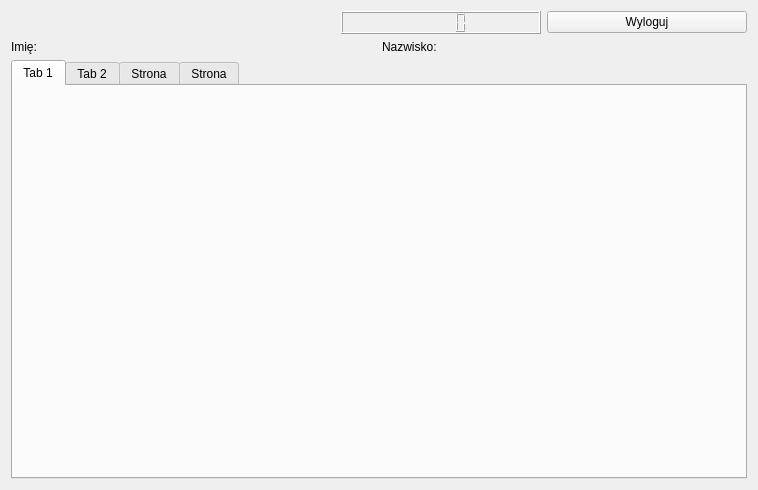
Old version of the form qtdatabase/prowadzacyokno.ui in the repository pmazurek300/QtDatabase.
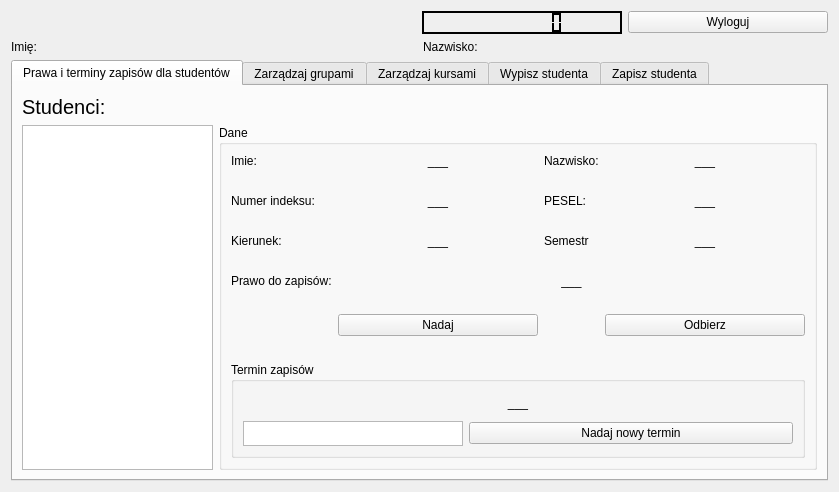
New version of the form. The open tabs and pages were chosen to show the change.

What changed in the file:
```diff
--- a/qtdatabase/prowadzacyokno.ui
+++ b/qtdatabase/prowadzacyokno.ui
@@ -6,8 +6,8 @@
    <rect>
     <x>0</x>
     <y>0</y>
-    <width>758</width>
-    <height>490</height>
+    <width>839</width>
+    <height>492</height>
    </rect>
   </property>
   <property name="windowTitle">
@@ -43,6 +43,451 @@
          <height>16777215</height>
         </size>
        </property>
+       <property name="palette">
+        <palette>
+         <active>
+          <colorrole role="WindowText">
+           <brush brushstyle="SolidPattern">
+            <color alpha="255">
+             <red>255</red>
+             <green>255</green>
+             <blue>255</blue>
+            </color>
+           </brush>
+          </colorrole>
+          <colorrole role="Button">
+           <brush brushstyle="SolidPattern">
+            <color alpha="255">
+             <red>0</red>
+             <green>0</green>
+             <blue>0</blue>
+            </color>
+           </brush>
+          </colorrole>
+          <colorrole role="Light">
+           <brush brushstyle="SolidPattern">
+            <color alpha="255">
+             <red>0</red>
+             <green>0</green>
+             <blue>0</blue>
+            </color>
+           </brush>
+          </colorrole>
+          <colorrole role="Midlight">
+           <brush brushstyle="SolidPattern">
+            <color alpha="255">
+             <red>0</red>
+             <green>0</green>
+             <blue>0</blue>
+            </color>
+           </brush>
+          </colorrole>
+          <colorrole role="Dark">
+           <brush brushstyle="SolidPattern">
+            <color alpha="255">
+             <red>0</red>
+             <green>0</green>
+             <blue>0</blue>
+            </color>
+           </brush>
+          </colorrole>
+          <colorrole role="Mid">
+           <brush brushstyle="SolidPattern">
+            <color alpha="255">
+             <red>0</red>
+             <green>0</green>
+             <blue>0</blue>
+            </color>
+           </brush>
+          </colorrole>
+          <colorrole role="Text">
+           <brush brushstyle="SolidPattern">
+            <color alpha="255">
+             <red>0</red>
+             <green>0</green>
+             <blue>0</blue>
+            </color>
+           </brush>
+          </colorrole>
+          <colorrole role="BrightText">
+           <brush brushstyle="SolidPattern">
+            <color alpha="255">
+             <red>0</red>
+             <green>0</green>
+             <blue>0</blue>
+            </color>
+           </brush>
+          </colorrole>
+          <colorrole role="ButtonText">
+           <brush brushstyle="SolidPattern">
+            <color alpha="255">
+             <red>0</red>
+             <green>0</green>
+             <blue>0</blue>
+            </color>
+           </brush>
+          </colorrole>
+          <colorrole role="Base">
+           <brush brushstyle="SolidPattern">
+            <color alpha="255">
+             <red>0</red>
+             <green>0</green>
+             <blue>0</blue>
+            </color>
+           </brush>
+          </colorrole>
+          <colorrole role="Window">
+           <brush brushstyle="SolidPattern">
+            <color alpha="255">
+             <red>0</red>
+             <green>0</green>
+             <blue>0</blue>
+            </color>
+           </brush>
+          </colorrole>
+          <colorrole role="Shadow">
+           <brush brushstyle="SolidPattern">
+            <color alpha="255">
+             <red>0</red>
+             <green>0</green>
+             <blue>0</blue>
+            </color>
+           </brush>
+          </colorrole>
+          <colorrole role="AlternateBase">
+           <brush brushstyle="SolidPattern">
+            <color alpha="255">
+             <red>0</red>
+             <green>0</green>
+             <blue>0</blue>
+            </color>
+           </brush>
+          </colorrole>
+          <colorrole role="ToolTipBase">
+           <brush brushstyle="SolidPattern">
+            <color alpha="255">
+             <red>0</red>
+             <green>0</green>
+             <blue>0</blue>
+            </color>
+           </brush>
+          </colorrole>
+          <colorrole role="ToolTipText">
+           <brush brushstyle="SolidPattern">
+            <color alpha="255">
+             <red>0</red>
+             <green>0</green>
+             <blue>0</blue>
+            </color>
+           </brush>
+          </colorrole>
+          <colorrole role="PlaceholderText">
+           <brush brushstyle="SolidPattern">
+            <color alpha="128">
+             <red>0</red>
+             <green>0</green>
+             <blue>0</blue>
+            </color>
+           </brush>
+          </colorrole>
+         </active>
+         <inactive>
+          <colorrole role="WindowText">
+           <brush brushstyle="SolidPattern">
+            <color alpha="255">
+             <red>255</red>
+             <green>255</green>
+             <blue>255</blue>
+            </color>
+           </brush>
+          </colorrole>
+          <colorrole role="Button">
+           <brush brushstyle="SolidPattern">
+            <color alpha="255">
+             <red>0</red>
+             <green>0</green>
+             <blue>0</blue>
+            </color>
+           </brush>
+          </colorrole>
+          <colorrole role="Light">
+           <brush brushstyle="SolidPattern">
+            <color alpha="255">
+             <red>0</red>
+             <green>0</green>
+             <blue>0</blue>
+            </color>
+           </brush>
+          </colorrole>
+          <colorrole role="Midlight">
+           <brush brushstyle="SolidPattern">
+            <color alpha="255">
+             <red>0</red>
+             <green>0</green>
+             <blue>0</blue>
+            </color>
+           </brush>
+          </colorrole>
+          <colorrole role="Dark">
+           <brush brushstyle="SolidPattern">
+            <color alpha="255">
+             <red>0</red>
+             <green>0</green>
+             <blue>0</blue>
+            </color>
+           </brush>
+          </colorrole>
+          <colorrole role="Mid">
+           <brush brushstyle="SolidPattern">
+            <color alpha="255">
+             <red>0</red>
+             <green>0</green>
+             <blue>0</blue>
+            </color>
+           </brush>
+          </colorrole>
+          <colorrole role="Text">
+           <brush brushstyle="SolidPattern">
+            <color alpha="255">
+             <red>0</red>
+             <green>0</green>
+             <blue>0</blue>
+            </color>
+           </brush>
+          </colorrole>
+          <colorrole role="BrightText">
+           <brush brushstyle="SolidPattern">
+            <color alpha="255">
+             <red>0</red>
+             <green>0</green>
+             <blue>0</blue>
+            </color>
+           </brush>
+          </colorrole>
+          <colorrole role="ButtonText">
+           <brush brushstyle="SolidPattern">
+            <color alpha="255">
+             <red>0</red>
+             <green>0</green>
+             <blue>0</blue>
+            </color>
+           </brush>
+          </colorrole>
+          <colorrole role="Base">
+           <brush brushstyle="SolidPattern">
+            <color alpha="255">
+             <red>0</red>
+             <green>0</green>
+             <blue>0</blue>
+            </color>
+           </brush>
+          </colorrole>
+          <colorrole role="Window">
+           <brush brushstyle="SolidPattern">
+            <color alpha="255">
+             <red>0</red>
+             <green>0</green>
+             <blue>0</blue>
+            </color>
+           </brush>
+          </colorrole>
+          <colorrole role="Shadow">
+           <brush brushstyle="SolidPattern">
+            <color alpha="255">
+             <red>0</red>
+             <green>0</green>
+             <blue>0</blue>
+            </color>
+           </brush>
+          </colorrole>
+          <colorrole role="AlternateBase">
+           <brush brushstyle="SolidPattern">
+            <color alpha="255">
+             <red>0</red>
+             <green>0</green>
+             <blue>0</blue>
+            </color>
+           </brush>
+          </colorrole>
+          <colorrole role="ToolTipBase">
+           <brush brushstyle="SolidPattern">
+            <color alpha="255">
+             <red>0</red>
+             <green>0</green>
+             <blue>0</blue>
+            </color>
+           </brush>
+          </colorrole>
+          <colorrole role="ToolTipText">
+           <brush brushstyle="SolidPattern">
+            <color alpha="255">
+             <red>0</red>
+             <green>0</green>
+             <blue>0</blue>
+            </color>
+           </brush>
+          </colorrole>
+          <colorrole role="PlaceholderText">
+           <brush brushstyle="SolidPattern">
+            <color alpha="128">
+             <red>0</red>
+             <green>0</green>
+             <blue>0</blue>
+            </color>
+           </brush>
+          </colorrole>
+         </inactive>
+         <disabled>
+          <colorrole role="WindowText">
+           <brush brushstyle="SolidPattern">
+            <color alpha="255">
+             <red>0</red>
+             <green>0</green>
+             <blue>0</blue>
+            </color>
+           </brush>
+          </colorrole>
+          <colorrole role="Button">
+           <brush brushstyle="SolidPattern">
+            <color alpha="255">
+             <red>0</red>
+             <green>0</green>
+             <blue>0</blue>
+            </color>
+           </brush>
+          </colorrole>
+          <colorrole role="Light">
+           <brush brushstyle="SolidPattern">
+            <color alpha="255">
+             <red>0</red>
+             <green>0</green>
+             <blue>0</blue>
+            </color>
+           </brush>
+          </colorrole>
+          <colorrole role="Midlight">
+           <brush brushstyle="SolidPattern">
+            <color alpha="255">
+             <red>0</red>
+             <green>0</green>
+             <blue>0</blue>
+            </color>
+           </brush>
+          </colorrole>
+          <colorrole role="Dark">
+           <brush brushstyle="SolidPattern">
+            <color alpha="255">
+             <red>0</red>
+             <green>0</green>
+             <blue>0</blue>
+            </color>
+           </brush>
+          </colorrole>
+          <colorrole role="Mid">
+           <brush brushstyle="SolidPattern">
+            <color alpha="255">
+             <red>0</red>
+             <green>0</green>
+             <blue>0</blue>
+            </color>
+           </brush>
+          </colorrole>
+          <colorrole role="Text">
+           <brush brushstyle="SolidPattern">
+            <color alpha="255">
+             <red>0</red>
+             <green>0</green>
+             <blue>0</blue>
+            </color>
+           </brush>
+          </colorrole>
+          <colorrole role="BrightText">
+           <brush brushstyle="SolidPattern">
+            <color alpha="255">
+             <red>0</red>
+             <green>0</green>
+             <blue>0</blue>
+            </color>
+           </brush>
+          </colorrole>
+          <colorrole role="ButtonText">
+           <brush brushstyle="SolidPattern">
+            <color alpha="255">
+             <red>0</red>
+             <green>0</green>
+             <blue>0</blue>
+            </color>
+           </brush>
+          </colorrole>
+          <colorrole role="Base">
+           <brush brushstyle="SolidPattern">
+            <color alpha="255">
+             <red>0</red>
+             <green>0</green>
+             <blue>0</blue>
+            </color>
+           </brush>
+          </colorrole>
+          <colorrole role="Window">
+           <brush brushstyle="SolidPattern">
+            <color alpha="255">
+             <red>0</red>
+             <green>0</green>
+             <blue>0</blue>
+            </color>
+           </brush>
+          </colorrole>
+          <colorrole role="Shadow">
+           <brush brushstyle="SolidPattern">
+            <color alpha="255">
+             <red>0</red>
+             <green>0</green>
+             <blue>0</blue>
+            </color>
+           </brush>
+          </colorrole>
+          <colorrole role="AlternateBase">
+           <brush brushstyle="SolidPattern">
+            <color alpha="255">
+             <red>0</red>
+             <green>0</green>
+             <blue>0</blue>
+            </color>
+           </brush>
+          </colorrole>
+          <colorrole role="ToolTipBase">
+           <brush brushstyle="SolidPattern">
+            <color alpha="255">
+             <red>0</red>
+             <green>0</green>
+             <blue>0</blue>
+            </color>
+           </brush>
+          </colorrole>
+          <colorrole role="ToolTipText">
+           <brush brushstyle="SolidPattern">
+            <color alpha="255">
+             <red>0</red>
+             <green>0</green>
+             <blue>0</blue>
+            </color>
+           </brush>
+          </colorrole>
+          <colorrole role="PlaceholderText">
+           <brush brushstyle="SolidPattern">
+            <color alpha="128">
+             <red>255</red>
+             <green>255</green>
+             <blue>255</blue>
+            </color>
+           </brush>
+          </colorrole>
+         </disabled>
+        </palette>
+       </property>
+       <property name="digitCount">
+        <number>8</number>
+       </property>
       </widget>
      </item>
      <item>
@@ -78,22 +523,333 @@
        </property>
        <widget class="QWidget" name="prawaTerminy">
         <attribute name="title">
-         <string>Tab 1</string>
+         <string>Prawa i terminy zapisów dla studentów</string>
         </attribute>
+        <layout class="QGridLayout" name="gridLayout_3">
+         <item row="0" column="0">
+          <widget class="QLabel" name="label">
+           <property name="font">
+            <font>
+             <pointsize>15</pointsize>
+            </font>
+           </property>
+           <property name="text">
+            <string>Studenci:</string>
+           </property>
+           <property name="scaledContents">
+            <bool>false</bool>
+           </property>
+          </widget>
+         </item>
+         <item row="1" column="0">
+          <widget class="QListWidget" name="listastudentow">
+           <property name="maximumSize">
+            <size>
+             <width>300</width>
+             <height>16777215</height>
+            </size>
+           </property>
+          </widget>
+         </item>
+         <item row="1" column="1">
+          <widget class="QGroupBox" name="groupBox">
+           <property name="title">
+            <string>Dane</string>
+           </property>
+           <layout class="QGridLayout" name="gridLayout_2">
+            <item row="5" column="3">
+             <widget class="QLabel" name="semestrL">
+              <property name="text">
+               <string>___</string>
+              </property>
+              <property name="alignment">
+               <set>Qt::AlignCenter</set>
+              </property>
+             </widget>
+            </item>
+            <item row="1" column="2">
+             <spacer name="horizontalSpacer_2">
+              <property name="orientation">
+               <enum>Qt::Horizontal</enum>
+              </property>
+              <property name="sizeHint" stdset="0">
+               <size>
+                <width>40</width>
+                <height>20</height>
+               </size>
+              </property>
+             </spacer>
+            </item>
+            <item row="9" column="1">
+             <widget class="QPushButton" name="pushButton">
+              <property name="minimumSize">
+               <size>
+                <width>200</width>
+                <height>0</height>
+               </size>
+              </property>
+              <property name="text">
+               <string>Nadaj</string>
+              </property>
+             </widget>
+            </item>
+            <item row="7" column="1" colspan="3">
+             <widget class="QLabel" name="prawoL">
+              <property name="layoutDirection">
+               <enum>Qt::LeftToRight</enum>
+              </property>
+              <property name="text">
+               <string>___</string>
+              </property>
+              <property name="alignment">
+               <set>Qt::AlignCenter</set>
+              </property>
+             </widget>
+            </item>
+            <item row="3" column="0">
+             <widget class="QLabel" name="label_4">
+              <property name="text">
+               <string>Numer indeksu:</string>
+              </property>
+             </widget>
+            </item>
+            <item row="4" column="2">
+             <spacer name="horizontalSpacer_3">
+              <property name="orientation">
+               <enum>Qt::Horizontal</enum>
+              </property>
+              <property name="sizeHint" stdset="0">
+               <size>
+                <width>40</width>
+                <height>20</height>
+               </size>
+              </property>
+             </spacer>
+            </item>
+            <item row="5" column="2">
+             <widget class="QLabel" name="label_7">
+              <property name="text">
+               <string>Semestr</string>
+              </property>
+             </widget>
+            </item>
+            <item row="5" column="1">
+             <widget class="QLabel" name="kierunekL">
+              <property name="text">
+               <string>___</string>
+              </property>
+              <property name="alignment">
+               <set>Qt::AlignCenter</set>
+              </property>
+             </widget>
+            </item>
+            <item row="6" column="2">
+             <spacer name="horizontalSpacer_4">
+              <property name="orientation">
+               <enum>Qt::Horizontal</enum>
+              </property>
+              <property name="sizeHint" stdset="0">
+               <size>
+                <width>40</width>
+                <height>20</height>
+               </size>
+              </property>
+             </spacer>
+            </item>
+            <item row="3" column="3">
+             <widget class="QLabel" name="peselL">
+              <property name="text">
+               <string>___</string>
+              </property>
+              <property name="alignment">
+               <set>Qt::AlignCenter</set>
+              </property>
+             </widget>
+            </item>
+            <item row="11" column="0" colspan="4">
+             <widget class="QGroupBox" name="groupBox_2">
+              <property name="maximumSize">
+               <size>
+                <width>16777215</width>
+                <height>300</height>
+               </size>
+              </property>
+              <property name="title">
+               <string>Termin zapisów</string>
+              </property>
+              <layout class="QGridLayout" name="gridLayout_4">
+               <item row="0" column="0" colspan="2">
+                <widget class="QLabel" name="terminL">
+                 <property name="text">
+                  <string>___</string>
+                 </property>
+                 <property name="alignment">
+                  <set>Qt::AlignCenter</set>
+                 </property>
+                </widget>
+               </item>
+               <item row="1" column="1">
+                <widget class="QPushButton" name="pushButton_3">
+                 <property name="text">
+                  <string>Nadaj nowy termin</string>
+                 </property>
+                </widget>
+               </item>
+               <item row="1" column="0">
+                <widget class="QTextEdit" name="textedit">
+                 <property name="maximumSize">
+                  <size>
+                   <width>220</width>
+                   <height>25</height>
+                  </size>
+                 </property>
+                 <property name="placeholderText">
+                  <string/>
+                 </property>
+                </widget>
+               </item>
+              </layout>
+             </widget>
+            </item>
+            <item row="0" column="1">
+             <widget class="QLabel" name="imieL">
+              <property name="text">
+               <string>___</string>
+              </property>
+              <property name="alignment">
+               <set>Qt::AlignCenter</set>
+              </property>
+             </widget>
+            </item>
+            <item row="5" column="0">
+             <widget class="QLabel" name="label_6">
+              <property name="text">
+               <string>Kierunek:</string>
+              </property>
+             </widget>
+            </item>
+            <item row="0" column="2">
+             <widget class="QLabel" name="label_3">
+              <property name="text">
+               <string>Nazwisko:</string>
+              </property>
+             </widget>
+            </item>
+            <item row="0" column="0">
+             <widget class="QLabel" name="label_2">
+              <property name="text">
+               <string>Imie:</string>
+              </property>
+             </widget>
+            </item>
+            <item row="7" column="0">
+             <widget class="QLabel" name="label_8">
+              <property name="text">
+               <string>Prawo do zapisów:</string>
+              </property>
+             </widget>
+            </item>
+            <item row="9" column="3">
+             <widget class="QPushButton" name="pushButton_2">
+              <property name="minimumSize">
+               <size>
+                <width>200</width>
+                <height>0</height>
+               </size>
+              </property>
+              <property name="maximumSize">
+               <size>
+                <width>200</width>
+                <height>16777215</height>
+               </size>
+              </property>
+              <property name="text">
+               <string>Odbierz</string>
+              </property>
+             </widget>
+            </item>
+            <item row="0" column="3">
+             <widget class="QLabel" name="nazwiskoL">
+              <property name="text">
+               <string>___</string>
+              </property>
+              <property name="alignment">
+               <set>Qt::AlignCenter</set>
+              </property>
+             </widget>
+            </item>
+            <item row="3" column="2">
+             <widget class="QLabel" name="label_5">
+              <property name="maximumSize">
+               <size>
+                <width>16777215</width>
+                <height>16777215</height>
+               </size>
+              </property>
+              <property name="text">
+               <string>PESEL:</string>
+              </property>
+             </widget>
+            </item>
+            <item row="3" column="1">
+             <widget class="QLabel" name="indeksL">
+              <property name="text">
+               <string>___</string>
+              </property>
+              <property name="alignment">
+               <set>Qt::AlignCenter</set>
+              </property>
+             </widget>
+            </item>
+            <item row="8" column="2">
+             <spacer name="horizontalSpacer_5">
+              <property name="orientation">
+               <enum>Qt::Horizontal</enum>
+              </property>
+              <property name="sizeHint" stdset="0">
+               <size>
+                <width>40</width>
+                <height>20</height>
+               </size>
+              </property>
+             </spacer>
+            </item>
+            <item row="10" column="2">
+             <spacer name="horizontalSpacer_6">
+              <property name="orientation">
+               <enum>Qt::Horizontal</enum>
+              </property>
+              <property name="sizeHint" stdset="0">
+               <size>
+                <width>40</width>
+                <height>20</height>
+               </size>
+              </property>
+             </spacer>
+            </item>
+           </layout>
+          </widget>
+         </item>
+        </layout>
        </widget>
        <widget class="QWidget" name="grupy">
         <attribute name="title">
-         <string>Tab 2</string>
+         <string>Zarządzaj grupami</string>
         </attribute>
        </widget>
        <widget class="QWidget" name="kursy">
         <attribute name="title">
-         <string>Strona</string>
+         <string>Zarządzaj kursami</string>
         </attribute>
        </widget>
        <widget class="QWidget" name="studenci">
         <attribute name="title">
-         <string>Strona</string>
+         <string>Wypisz studenta</string>
+        </attribute>
+       </widget>
+       <widget class="QWidget" name="studentin">
+        <attribute name="title">
+         <string>Zapisz studenta</string>
         </attribute>
        </widget>
       </widget>
```
Left out of the diff: 189 changed lines with no effect on the pictures.
